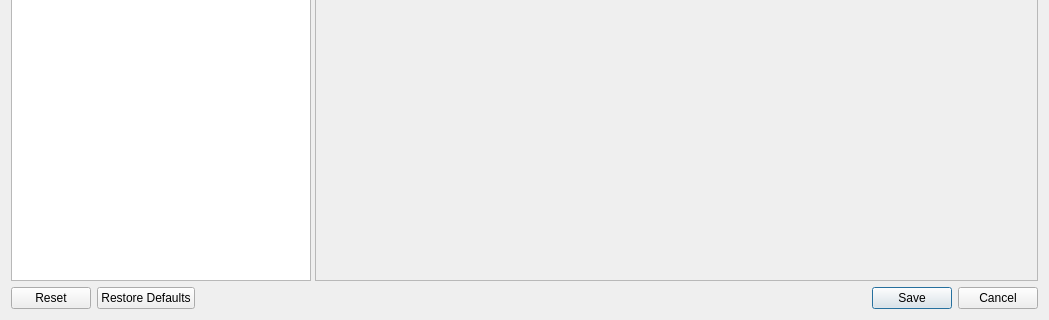
Before: the Qt Designer form src/ui/ConfigDialog.ui in oneminute/LaserController, drawn with Qt 5; both pictures show x 0 to 1049 and y 380 to 700 of the 1049 by 700 pixel window.
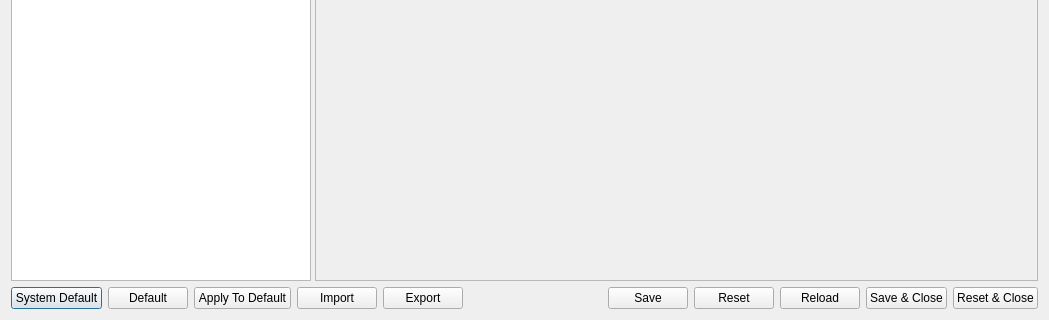
After: the same form once the commit is applied.

```diff
--- a/src/ui/ConfigDialog.ui
+++ b/src/ui/ConfigDialog.ui
@@ -13,7 +13,7 @@
   <property name="windowTitle">
    <string>Config Dialog</string>
   </property>
-  <layout class="QVBoxLayout" name="verticalLayout">
+  <layout class="QVBoxLayout" name="verticalLayout" stretch="1,0">
    <item>
     <widget class="QSplitter" name="splitter">
      <property name="orientation">
@@ -85,14 +85,91 @@
     </widget>
    </item>
    <item>
-    <widget class="QDialogButtonBox" name="buttonBox">
-     <property name="orientation">
-      <enum>Qt::Horizontal</enum>
-     </property>
-     <property name="standardButtons">
-      <set>QDialogButtonBox::Cancel|QDialogButtonBox::Reset|QDialogButtonBox::RestoreDefaults|QDialogButtonBox::Save</set>
-     </property>
-    </widget>
+    <layout class="QHBoxLayout" name="horizontalLayout">
+     <item>
+      <widget class="QPushButton" name="pushButtonRstoreToSystemDefault">
+       <property name="text">
+        <string>System Default</string>
+       </property>
+      </widget>
+     </item>
+     <item>
+      <widget class="QPushButton" name="pushButtonRestoreToDefault">
+       <property name="text">
+        <string>Default</string>
+       </property>
+      </widget>
+     </item>
+     <item>
+      <widget class="QPushButton" name="pushButtonApplyToDefault">
+       <property name="text">
+        <string>Apply To Default</string>
+       </property>
+      </widget>
+     </item>
+     <item>
+      <widget class="QPushButton" name="pushButtonImport">
+       <property name="text">
+        <string>Import</string>
+       </property>
+      </widget>
+     </item>
+     <item>
+      <widget class="QPushButton" name="pushButtonExport">
+       <property name="text">
+        <string>Export</string>
+       </property>
+      </widget>
+     </item>
+     <item>
+      <spacer name="horizontalSpacer">
+       <property name="orientation">
+        <enum>Qt::Horizontal</enum>
+       </property>
+       <property name="sizeHint" stdset="0">
+        <size>
+         <width>40</width>
+         <height>20</height>
+        </size>
+       </property>
+      </spacer>
+     </item>
+     <item>
+      <widget class="QPushButton" name="pushButtonSave">
+       <property name="text">
+        <string>Save</string>
+       </property>
+      </widget>
+     </item>
+     <item>
+      <widget class="QPushButton" name="pushButtonReset">
+       <property name="text">
+        <string>Reset</string>
+       </property>
+      </widget>
+     </item>
+     <item>
+      <widget class="QPushButton" name="pushButtonReload">
+       <property name="text">
+        <string>Reload</string>
+       </property>
+      </widget>
+     </item>
+     <item>
+      <widget class="QPushButton" name="pushButtonSaveClose">
+       <property name="text">
+        <string>Save &amp;&amp; Close</string>
+       </property>
+      </widget>
+     </item>
+     <item>
+      <widget class="QPushButton" name="pushButtonResetClose">
+       <property name="text">
+        <string>Reset &amp;&amp; Close</string>
+       </property>
+      </widget>
+     </item>
+    </layout>
    </item>
   </layout>
  </widget>
```
Left out of the diff: 37 changed lines with no effect on the pictures.
